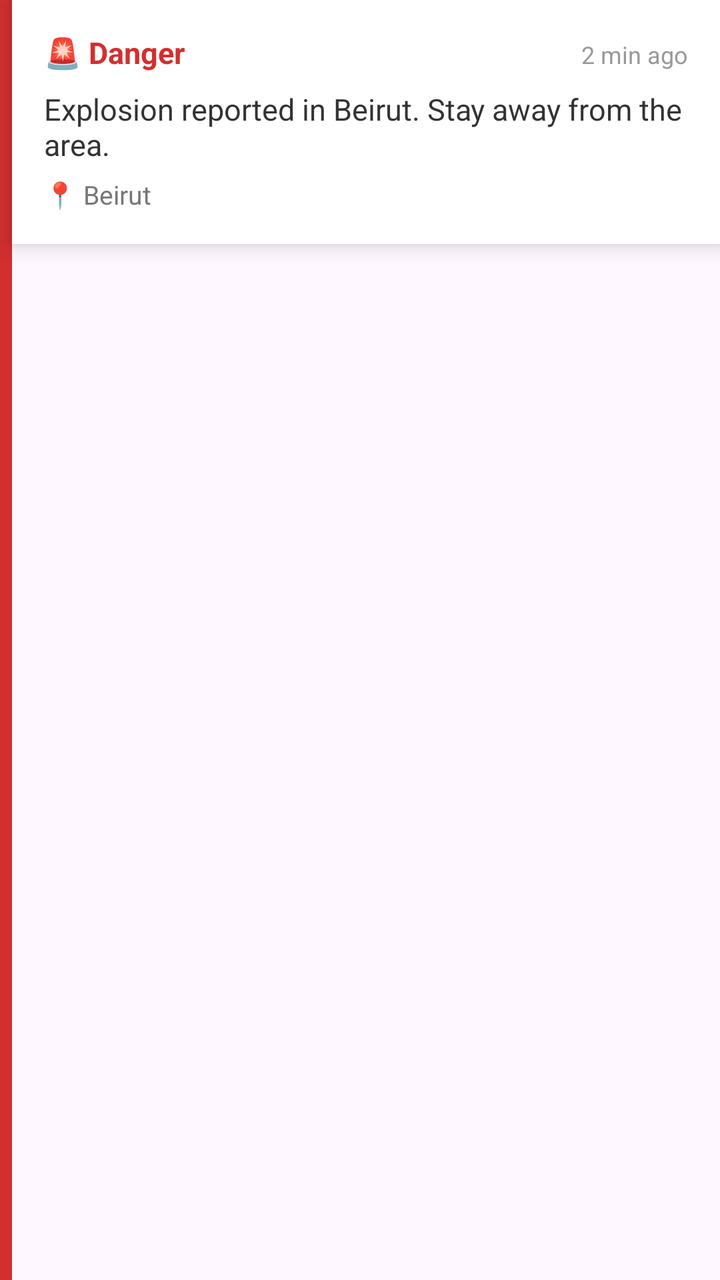
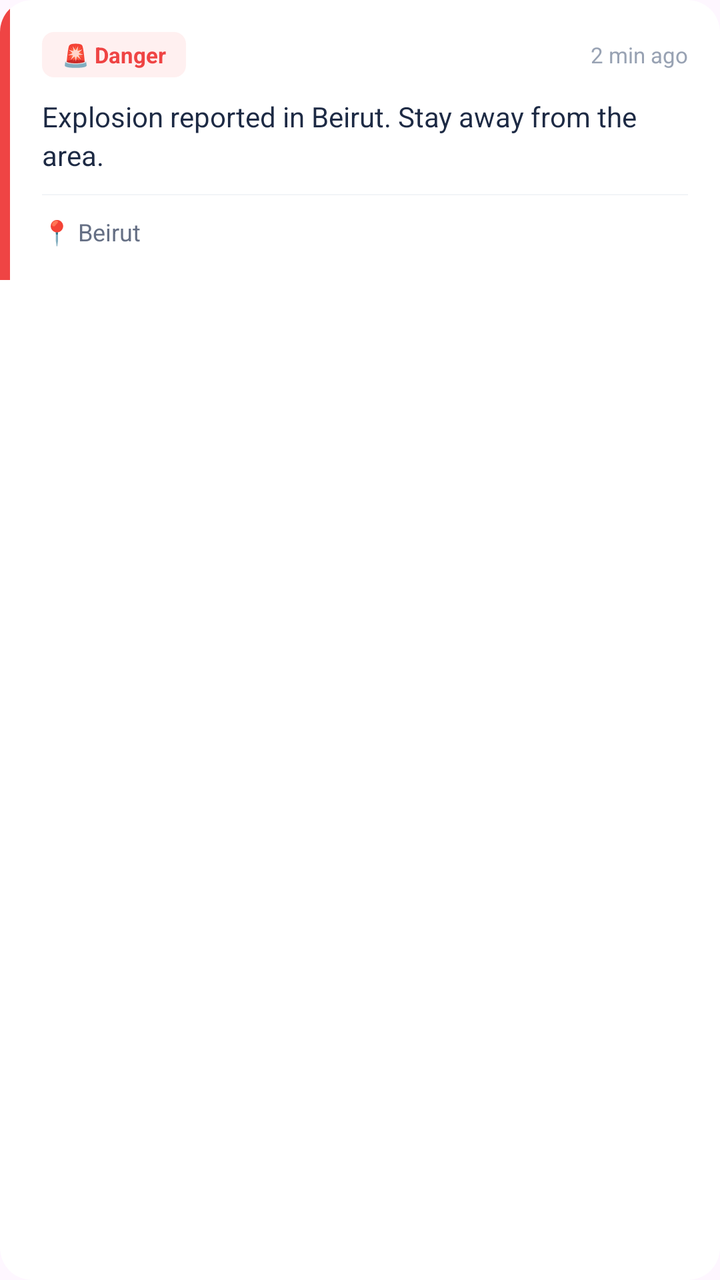

Before-and-after screenshots of an Android layout around one commit, followed by the original layout XML and the change that was made.
<!-- AndroidManifest.xml: application theme Theme.Crises -->
<!-- res/layout/item_alert.xml -->
<LinearLayout xmlns:android="http://schemas.android.com/apk/res/android"
    android:layout_width="match_parent"
    android:layout_height="wrap_content"
    android:orientation="horizontal"
    android:layout_marginBottom="14dp">

    <View
        android:id="@+id/priorityStrip"
        android:layout_width="6dp"
        android:layout_height="match_parent"
        android:background="#D32F2F"/>

    <LinearLayout
        android:layout_width="match_parent"
        android:layout_height="wrap_content"
        android:background="#FFFFFF"
        android:orientation="vertical"
        android:padding="16dp"
        android:elevation="6dp">

        <LinearLayout
            android:layout_width="match_parent"
            android:layout_height="wrap_content"
            android:orientation="horizontal">

            <TextView
                android:id="@+id/txtType"
                android:layout_width="0dp"
                android:layout_height="wrap_content"
                android:layout_weight="1"
                android:text="🚨 Danger"
                android:textStyle="bold"
                android:textSize="15sp"
                android:textColor="#D32F2F"/>

            <TextView
                android:id="@+id/txtTime"
                android:layout_width="wrap_content"
                android:layout_height="wrap_content"
                android:text="2 min ago"
                android:textSize="12sp"
                android:textColor="#999"/>
        </LinearLayout>

        <TextView
            android:id="@+id/txtMessage"
            android:layout_width="match_parent"
            android:layout_height="wrap_content"
            android:text="Explosion reported in Beirut. Stay away from the area."
            android:textSize="15sp"
            android:textColor="#333"
            android:layout_marginTop="8dp"/>

        <TextView
            android:id="@+id/txtLocation"
            android:layout_width="wrap_content"
            android:layout_height="wrap_content"
            android:text="📍 Beirut"
            android:textSize="13sp"
            android:textColor="#777"
            android:layout_marginTop="6dp"/>

    </LinearLayout>

</LinearLayout>
<!-- resources referenced by this layout -->
<resources>
  <style name="Theme.Crises" parent="Base.Theme.Crises" />
  <style name="Base.Theme.Crises" parent="Theme.Material3.DayNight.NoActionBar">
  
      </style>
</resources>

<!-- the commit's change to res/layout/item_alert.xml (unified diff, before → after) -->
@@ -1,65 +1,93 @@
-<LinearLayout xmlns:android="http://schemas.android.com/apk/res/android"
+<?xml version="1.0" encoding="utf-8"?>
+<androidx.cardview.widget.CardView
+    xmlns:android="http://schemas.android.com/apk/res/android"
+    xmlns:app="http://schemas.android.com/apk/res-auto"
     android:layout_width="match_parent"
     android:layout_height="wrap_content"
-    android:orientation="horizontal"
-    android:layout_marginBottom="14dp">
-
-    <View
-        android:id="@+id/priorityStrip"
-        android:layout_width="6dp"
-        android:layout_height="match_parent"
-        android:background="#D32F2F"/>
+    android:layout_marginBottom="12dp"
+    app:cardCornerRadius="16dp"
+    app:cardElevation="0dp"
+    app:cardBackgroundColor="#FFFFFF">
 
     <LinearLayout
         android:layout_width="match_parent"
         android:layout_height="wrap_content"
-        android:background="#FFFFFF"
-        android:orientation="vertical"
-        android:padding="16dp"
-        android:elevation="6dp">
+        android:orientation="horizontal">
+
+        
+        <View
+            android:id="@+id/priorityStrip"
+            android:layout_width="5dp"
+            android:layout_height="match_parent"
+            android:background="#EF4444" />
 
         <LinearLayout
             android:layout_width="match_parent"
             android:layout_height="wrap_content"
-            android:orientation="horizontal">
+            android:orientation="vertical"
+            android:padding="16dp">
 
+            
+            <LinearLayout
+                android:layout_width="match_parent"
+                android:layout_height="wrap_content"
+                android:orientation="horizontal"
+                android:gravity="center_vertical"
+                android:layout_marginBottom="10dp">
+
+                <TextView
+                    android:id="@+id/txtType"
+                    android:layout_width="wrap_content"
+                    android:layout_height="wrap_content"
+                    android:text="🚨 Danger"
+                    android:textStyle="bold"
+                    android:textSize="11sp"
+                    android:textColor="#EF4444"
+                    android:background="@drawable/badge_danger_bg"
+                    android:paddingHorizontal="10dp"
+                    android:paddingVertical="4dp" />
+
+                <View
+                    android:layout_width="0dp"
+                    android:layout_height="1dp"
+                    android:layout_weight="1" />
+
+                <TextView
+                    android:id="@+id/txtTime"
+                    android:layout_width="wrap_content"
+                    android:layout_height="wrap_content"
+                    android:text="2 min ago"
+                    android:textSize="11sp"
+                    android:textColor="#98A2B3" />
+            </LinearLayout>
+
+            
             <TextView
-                android:id="@+id/txtType"
-                android:layout_width="0dp"
+                android:id="@+id/txtMessage"
+                android:layout_width="match_parent"
                 android:layout_height="wrap_content"
-                android:layout_weight="1"
-                android:text="🚨 Danger"
-                android:textStyle="bold"
-                android:textSize="15sp"
-                android:textColor="#D32F2F"/>
+                android:text="Explosion reported in Beirut. Stay away from the area."
+                android:textSize="14sp"
+                android:textColor="#1D2A44"
+                android:lineSpacingExtra="3dp"
+                android:layout_marginBottom="10dp" />
 
+            
+            <View
+                android:layout_width="match_parent"
+                android:layout_height="0.8dp"
+                android:background="#F2F4F7"
+                android:layout_marginBottom="10dp" />
+
+            
             <TextView
-                android:id="@+id/txtTime"
+                android:id="@+id/txtLocation"
                 android:layout_width="wrap_content"
                 android:layout_height="wrap_content"
-                android:text="2 min ago"
+                android:text="📍 Beirut"
                 android:textSize="12sp"
-                android:textColor="#999"/>
+                android:textColor="#667085" />
+
         </LinearLayout>
-
-        <TextView
-            android:id="@+id/txtMessage"
-            android:layout_width="match_parent"
-            android:layout_height="wrap_content"
-            android:text="Explosion reported in Beirut. Stay away from the area."
-            android:textSize="15sp"
-            android:textColor="#333"
-            android:layout_marginTop="8dp"/>
-
-        <TextView
-            android:id="@+id/txtLocation"
-            android:layout_width="wrap_content"
-            android:layout_height="wrap_content"
-            android:text="📍 Beirut"
-            android:textSize="13sp"
-            android:textColor="#777"
-            android:layout_marginTop="6dp"/>
-
     </LinearLayout>
-
-</LinearLayout>
+</androidx.cardview.widget.CardView>
<!-- resource entries referenced after the edit -->
@@ -1,5 +1,11 @@
 <!-- resources referenced by this layout -->
 <resources>
+  <!-- drawable badge_danger_bg (drawable) -->
+  <?xml version="1.0" encoding="utf-8"?>
+  <shape xmlns:android="http://schemas.android.com/apk/res/android" android:shape="rectangle">
+      <solid android:color="#FFF0F0" />
+      <corners android:radius="6dp" />
+  </shape>
   <style name="Theme.Crises" parent="Base.Theme.Crises" />
   <style name="Base.Theme.Crises" parent="Theme.Material3.DayNight.NoActionBar">
   
